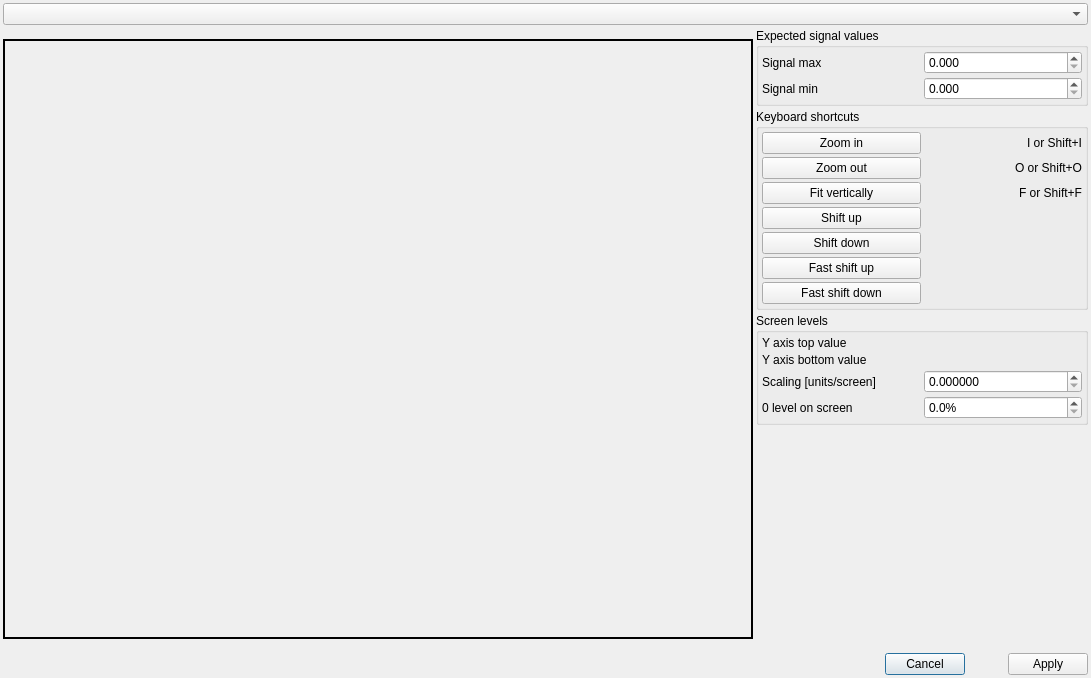
Above: src/asammdf/gui/ui/signal_scale.ui from danielhrisca/asammdf before the change. Below: the same form after it.
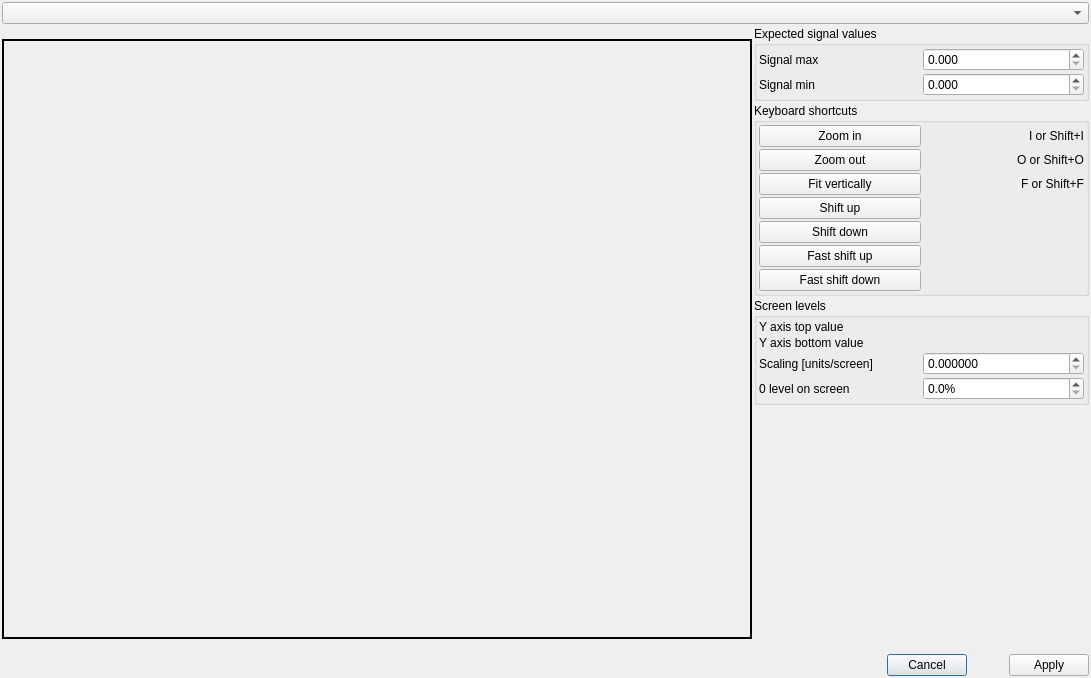
That is the form after the change. Icons and pictures are not drawn.

Diff of the .ui file:
```diff
--- a/src/asammdf/gui/ui/signal_scale.ui
+++ b/src/asammdf/gui/ui/signal_scale.ui
@@ -15,24 +15,24 @@
   </property>
   <layout class="QGridLayout" name="gridLayout_3">
    <property name="leftMargin">
-  <number>3</number>
+  <number>2</number>
 </property>
    <property name="topMargin">
-  <number>3</number>
+  <number>2</number>
 </property>
    <property name="rightMargin">
-  <number>3</number>
+  <number>2</number>
 </property>
    <property name="bottomMargin">
-  <number>3</number>
+  <number>2</number>
 </property>
    <property name="spacing">
-  <number>3</number>
+  <number>2</number>
 </property>
    <item row="5" column="0" colspan="2">
     <layout class="QHBoxLayout" name="horizontalLayout" stretch="1,0,0,0">
      <property name="spacing">
-  <number>3</number>
+  <number>2</number>
 </property>
      <item>
       <spacer name="horizontalSpacer_6">
@@ -104,19 +104,19 @@
      </property>
      <layout class="QGridLayout" name="gridLayout">
       <property name="leftMargin">
-  <number>3</number>
+  <number>2</number>
 </property>
       <property name="topMargin">
-  <number>3</number>
+  <number>2</number>
 </property>
       <property name="rightMargin">
-  <number>3</number>
+  <number>2</number>
 </property>
       <property name="bottomMargin">
-  <number>3</number>
+  <number>2</number>
 </property>
       <property name="spacing">
-  <number>3</number>
+  <number>2</number>
 </property>
       <item row="2" column="0">
        <widget class="QPushButton" name="fit_btn">
@@ -260,19 +260,19 @@
      </property>
      <layout class="QGridLayout" name="gridLayout_4">
       <property name="leftMargin">
-  <number>3</number>
+  <number>2</number>
 </property>
       <property name="topMargin">
-  <number>3</number>
+  <number>2</number>
 </property>
       <property name="rightMargin">
-  <number>3</number>
+  <number>2</number>
 </property>
       <property name="bottomMargin">
-  <number>3</number>
+  <number>2</number>
 </property>
       <property name="spacing">
-  <number>3</number>
+  <number>2</number>
 </property>
       <item row="0" column="0">
        <widget class="QLabel" name="label_5">
@@ -324,19 +324,19 @@
      </property>
      <layout class="QGridLayout" name="gridLayout_2">
       <property name="leftMargin">
-  <number>3</number>
+  <number>2</number>
 </property>
       <property name="topMargin">
-  <number>3</number>
+  <number>2</number>
 </property>
       <property name="rightMargin">
-  <number>3</number>
+  <number>2</number>
 </property>
       <property name="bottomMargin">
-  <number>3</number>
+  <number>2</number>
 </property>
       <property name="spacing">
-  <number>3</number>
+  <number>2</number>
 </property>
       <item row="3" column="0">
        <widget class="QLabel" name="label_10">
```
